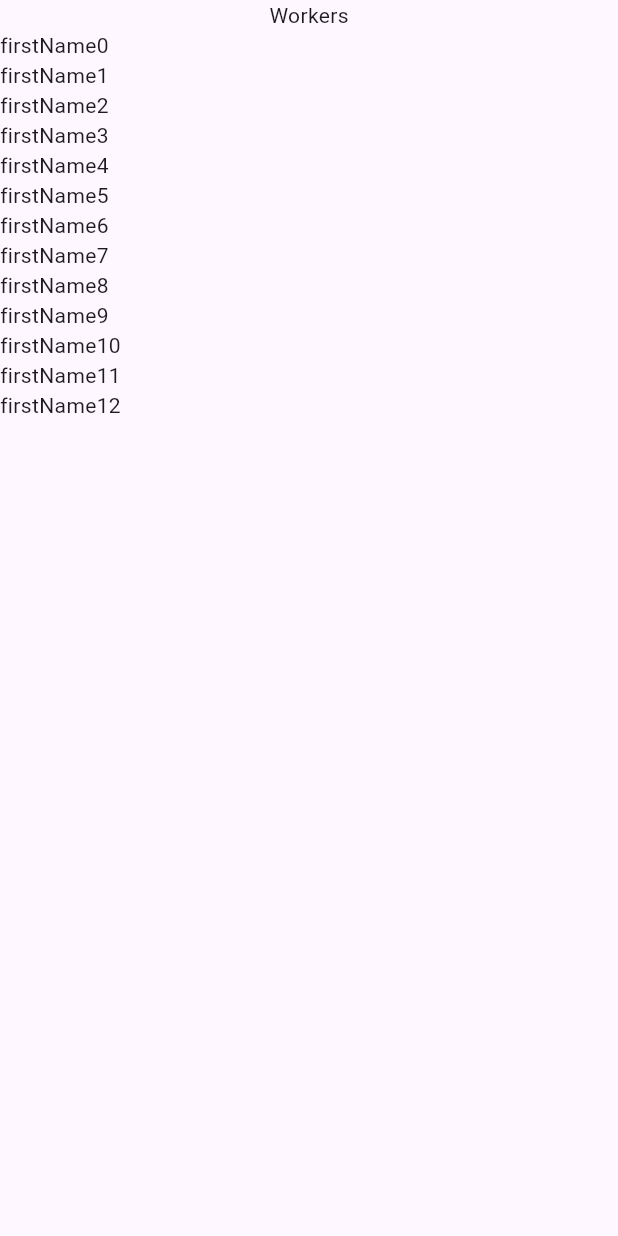
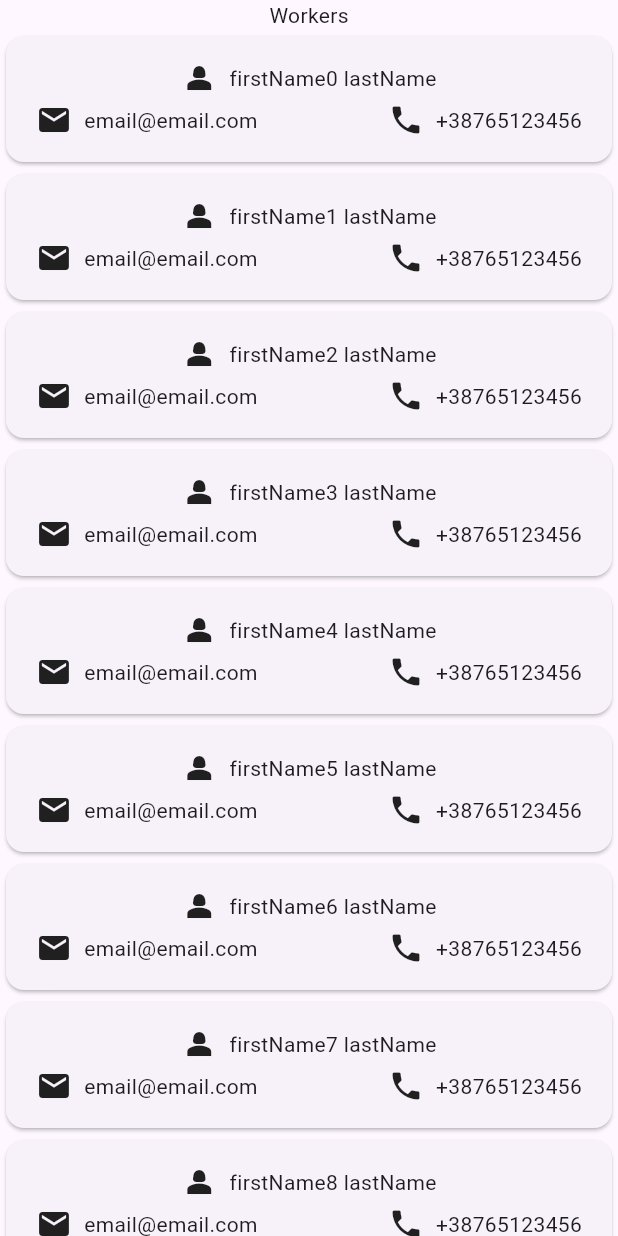
Before and after one commit to pero-grubac/AssetManager, a Flutter app: the screen it shows after launch, on a phone screen of 412 x 824 dp. Run offline on Flutter 3.47's test engine with Material 3 defaults, Android fonts, the phone set to English and light mode, and no system bars; our stand-ins replace flutter_localization.

Commit message:
Worker card

```diff
--- a/lib/models/worker.dart
+++ b/lib/models/worker.dart
@@ -7,21 +7,28 @@ class Worker {
   final String id;
   final String firstName;
   final String lastName;
-  final String position;
+  final String phoneNumber;
+  final String email;
 
   Worker({
     String? id,
     required this.firstName,
     required this.lastName,
-    required this.position,
+    required this.phoneNumber,
+    required this.email,
   }) : id = id ?? uuid.v4() {
     if (firstName.isEmpty) throw ArgumentError('First name cannot be empty');
     if (lastName.isEmpty) throw ArgumentError('Last name cannot be empty');
-    if (position.isEmpty) throw ArgumentError('Position cannot be empty');
+    if (phoneNumber.isEmpty) throw ArgumentError('Phone cannot be empty');
+    if (email.isEmpty) throw ArgumentError('Email cannot be empty');
   }
 
   bool isEmpty() {
-    return firstName.isEmpty || lastName.isEmpty || position.isEmpty;
+    return firstName.isEmpty || lastName.isEmpty || phoneNumber.isEmpty;
+  }
+
+  String get fullName {
+    return "$firstName $lastName";
   }
 
   // Convert a Person object into a Map object
@@ -30,7 +37,8 @@ class Worker {
       'id': id,
       'firstName': firstName,
       'lastName': lastName,
-      'position': position,
+      'phoneNumber': phoneNumber,
+      'email': email,
     };
   }
 
@@ -40,7 +48,8 @@ class Worker {
       id: map['id'],
       firstName: map['firstName'],
       lastName: map['lastName'],
-      position: map['position'],
+      phoneNumber: map['phoneNumber'],
+      email: map['email'],
     );
   }
 
--- a/lib/screens/workers_screen.dart
+++ b/lib/screens/workers_screen.dart
@@ -1,4 +1,4 @@
-import 'package:asset_manager/widgets/worker_list.dart';
+import 'package:asset_manager/widgets/workers_list.dart';
 import 'package:flutter/material.dart';
 
 import '../models/worker.dart';
@@ -13,22 +13,126 @@ class WorkersScreen extends StatefulWidget {
 
 class _WorkersScreenState extends State<WorkersScreen> {
   final List<Worker> _workers = [
-    Worker(firstName: 'firstName0', lastName: 'lastName', position: 'position'),
-    Worker(firstName: 'firstName1', lastName: 'lastName', position: 'position'),
-    Worker(firstName: 'firstName2', lastName: 'lastName', position: 'position'),
-    Worker(firstName: 'firstName3', lastName: 'lastName', position: 'position'),
-    Worker(firstName: 'firstName4', lastName: 'lastName', position: 'position'),
-    Worker(firstName: 'firstName5', lastName: 'lastName', position: 'position'),
-    Worker(firstName: 'firstName6', lastName: 'lastName', position: 'position'),
-    Worker(firstName: 'firstName7', lastName: 'lastName', position: 'position'),
-    Worker(firstName: 'firstName8', lastName: 'lastName', position: 'position'),
-    Worker(firstName: 'firstName9', lastName: 'lastName', position: 'position'),
     Worker(
-        firstName: 'firstName10', lastName: 'lastName', position: 'position'),
+        firstName: 'firstName0',
+        lastName: 'lastName',
+        phoneNumber: '+38765123456',
+        email: 'email@email.com'),
     Worker(
-        firstName: 'firstName11', lastName: 'lastName', position: 'position'),
+        firstName: 'firstName1',
+        lastName: 'lastName',
+        phoneNumber: '+38765123456',
+        email: 'email@email.com'),
     Worker(
-        firstName: 'firstName12', lastName: 'lastName', position: 'position'),
+        firstName: 'firstName2',
+        lastName: 'lastName',
+        phoneNumber: '+38765123456',
+        email: 'email@email.com'),
+    Worker(
+        firstName: 'firstName3',
+        lastName: 'lastName',
+        phoneNumber: '+38765123456',
+        email: 'email@email.com'),
+    Worker(
+        firstName: 'firstName4',
+        lastName: 'lastName',
+        phoneNumber: '+38765123456',
+        email: 'email@email.com'),
+    Worker(
+        firstName: 'firstName5',
+        lastName: 'lastName',
+        phoneNumber: '+38765123456',
+        email: 'email@email.com'),
+    Worker(
+        firstName: 'firstName6',
+        lastName: 'lastName',
+        phoneNumber: '+38765123456',
+        email: 'email@email.com'),
+    Worker(
+        firstName: 'firstName7',
+        lastName: 'lastName',
+        phoneNumber: '+38765123456',
+        email: 'email@email.com'),
+    Worker(
+        firstName: 'firstName8',
+        lastName: 'lastName',
+        phoneNumber: '+38765123456',
+        email: 'email@email.com'),
+    Worker(
+        firstName: 'firstName9',
+        lastName: 'lastName',
+        phoneNumber: '+38765123456',
+        email: 'email@email.com'),
+    Worker(
+        firstName: 'firstName10',
+        lastName: 'lastName',
+        phoneNumber: '+38765123456',
+        email: 'email@email.com'),
+    Worker(
+        firstName: 'firstName11',
+        lastName: 'lastName',
+        phoneNumber: '+38765123456',
+        email: 'email@email.com'),
+    Worker(
+        firstName: 'firstName0',
+        lastName: 'lastName',
+        phoneNumber: '+38765123456',
+        email: 'email@email.com'),
+    Worker(
+        firstName: 'firstName1',
+        lastName: 'lastName',
+        phoneNumber: '+38765123456',
+        email: 'email@email.com'),
+    Worker(
+        firstName: 'firstName2',
+        lastName: 'lastName',
+        phoneNumber: '+38765123456',
+        email: 'email@email.com'),
+    Worker(
+        firstName: 'firstName3',
+        lastName: 'lastName',
+        phoneNumber: '+38765123456',
+        email: 'email@email.com'),
+    Worker(
+        firstName: 'firstName4',
+        lastName: 'lastName',
+        phoneNumber: '+38765123456',
+        email: 'email@email.com'),
+    Worker(
+        firstName: 'firstName5',
+        lastName: 'lastName',
+        phoneNumber: '+38765123456',
+        email: 'email@email.com'),
+    Worker(
+        firstName: 'firstName6',
+        lastName: 'lastName',
+        phoneNumber: '+38765123456',
+        email: 'email@email.com'),
+    Worker(
+        firstName: 'firstName7',
+        lastName: 'lastName',
+        phoneNumber: '+38765123456',
+        email: 'email@email.com'),
+    Worker(
+        firstName: 'firstName8',
+        lastName: 'lastName',
+        phoneNumber: '+38765123456',
+        email: 'email@email.com'),
+    Worker(
+        firstName: 'firstName9',
+        lastName: 'lastName',
+        phoneNumber: '+38765123456',
+        email: 'email@email.com'),
+    Worker(
+        firstName: 'firstName10',
+        lastName: 'lastName',
+        phoneNumber: '+38765123456',
+        email: 'email@email.com'),
+    Worker(
+        firstName: 'firstName11',
+        lastName: 'lastName',
+        phoneNumber: '+38765123456',
+        email: 'email@email.com'),
   ];
 
   @override
@@ -38,7 +142,7 @@ class _WorkersScreenState extends State<WorkersScreen> {
         children: [
           const Text('Workers'),
           Expanded(
-            child: WorkerList(workers: _workers),
+            child: WorkersList(workers: _workers),
           ),
         ],
       ),
--- /dev/null
+++ b/lib/widgets/worker_card.dart
@@ -0,0 +1,50 @@
+import 'package:asset_manager/models/worker.dart';
+import 'package:flutter/material.dart';
+
+class WorkerCard extends StatelessWidget {
+  const WorkerCard({super.key, required this.worker});
+  final Worker worker;
+  @override
+  Widget build(BuildContext context) {
+    return Card(
+      child: Padding(
+        padding: const EdgeInsets.symmetric(
+          horizontal: 20,
+          vertical: 16,
+        ),
+        child: Column(
+          children: [
+            Row(
+              mainAxisAlignment: MainAxisAlignment.center,
+              children: [
+                const Icon(Icons.person_2),
+                const SizedBox(width: 8),
+                Text(worker.fullName),
+              ],
+            ),
+            const SizedBox(height: 4),
+            Row(
+              children: [
+                Row(
+                  children: [
+                    const Icon(Icons.email),
+                    const SizedBox(width: 8),
+                    Text(worker.email),
+                  ],
+                ),
+                const Spacer(),
+                Row(
+                  children: [
+                    const Icon(Icons.phone),
+                    const SizedBox(width: 8),
+                    Text(worker.phoneNumber),
+                  ],
+                ),
+              ],
+            )
+          ],
+        ),
+      ),
+    );
+  }
+}
--- a/lib/widgets/worker_list.dart
+++ /dev/null
@@ -1,21 +0,0 @@
-import 'package:flutter/material.dart';
-
-import '../models/worker.dart';
-
-class WorkerList extends StatefulWidget {
-  const WorkerList({super.key, required this.workers});
-  final List<Worker> workers;
-
-  @override
-  State<WorkerList> createState() => _WorkerListState();
-}
-
-class _WorkerListState extends State<WorkerList> {
-  @override
-  Widget build(BuildContext context) {
-    return ListView.builder(
-      itemCount: widget.workers.length,
-      itemBuilder: (context, index) => Text(widget.workers[index].firstName),
-    );
-  }
-}
--- /dev/null
+++ b/lib/widgets/workers_list.dart
@@ -0,0 +1,17 @@
+import 'package:asset_manager/widgets/worker_card.dart';
+import 'package:flutter/material.dart';
+
+import '../models/worker.dart';
+
+class WorkersList extends StatelessWidget {
+  const WorkersList({super.key, required this.workers});
+  final List<Worker> workers;
+
+  @override
+  Widget build(BuildContext context) {
+    return ListView.builder(
+      itemCount: workers.length,
+      itemBuilder: (context, index) => WorkerCard(worker: workers[index]),
+    );
+  }
+}
```
